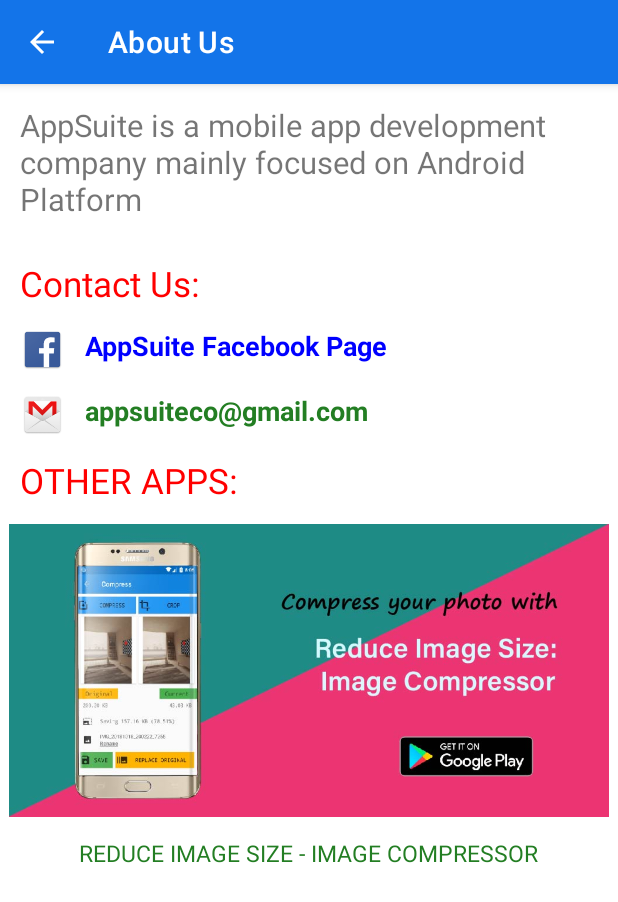
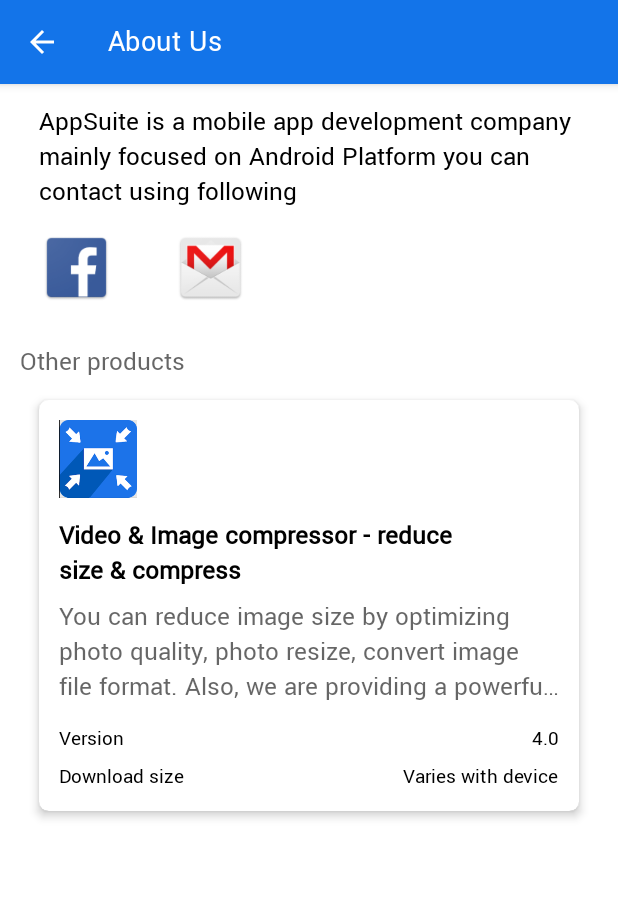
Before and after one commit to Numrahmubeen/CallerTune, an Android app: the AboutUsActivity screen opened directly, with no data from a screen before it, on a phone screen of 412 x 824 dp. Shown: the top 902 px of the screen. Run offline under Robolectric (Android 15) with nearby library versions, the phone set to English and light mode, and no system bars; our stand-ins replace sdp/ssp sizes.

Commit message:
changes in ui

```diff
--- a/app/src/main/java/com/caller/tune/AboutUsActivity.java
+++ b/app/src/main/java/com/caller/tune/AboutUsActivity.java
@@ -1,6 +1,7 @@
 package com.caller.tune;
 
 import androidx.appcompat.app.AppCompatActivity;
+import androidx.cardview.widget.CardView;
 
 import android.content.ActivityNotFoundException;
 import android.content.Context;
@@ -9,34 +10,34 @@
 import android.net.Uri;
 import android.os.Bundle;
 import android.view.View;
+import android.widget.ImageView;
 import android.widget.LinearLayout;
 import android.widget.TextView;
 import android.widget.Toast;
 
 public class AboutUsActivity extends AppCompatActivity {
-    private LinearLayout fb_ll, gMail_ll, goto_other_app_ll;
+    private CardView goto_other_app_cv;
+    private ImageView facebook_iv, gmail_iv;
 
     @Override
     protected void onCreate(Bundle savedInstanceState) {
         super.onCreate(savedInstanceState);
         setContentView(R.layout.activity_about_us);
 
-        fb_ll = findViewById(R.id.fb_ll);
-        gMail_ll = findViewById(R.id.gmail_ll);
-        goto_other_app_ll = findViewById(R.id.goto_other_app_ll);
+        facebook_iv = findViewById(R.id.about_facebook_iv);
+        gmail_iv = findViewById(R.id.about_gmail_iv);
 
-        goto_other_app_ll.setOnClickListener(new View.OnClickListener() {
-            @Override
-            public void onClick(View v) {
-                try {
-                    startActivity(new Intent(Intent.ACTION_VIEW, Uri.parse(getString(R.string.other_app_link))));
-                } catch (android.content.ActivityNotFoundException anfe) {
-                    startActivity(new Intent(Intent.ACTION_VIEW, Uri.parse(getString(R.string.other_app_link))));
-                }
+        goto_other_app_cv = findViewById(R.id.goto_other_app_cv);
+
+        goto_other_app_cv.setOnClickListener(v -> {
+            try {
+                startActivity(new Intent(Intent.ACTION_VIEW, Uri.parse(getString(R.string.other_app_link))));
+            } catch (ActivityNotFoundException anfe) {
+                startActivity(new Intent(Intent.ACTION_VIEW, Uri.parse(getString(R.string.other_app_link))));
             }
         });
 
-        fb_ll.setOnClickListener(v -> {
+        facebook_iv.setOnClickListener(v -> {
             Intent facebookAppIntent;
             try {
                 facebookAppIntent = new Intent(Intent.ACTION_VIEW, Uri.parse("fb://page/568690480215566"));
@@ -46,7 +47,7 @@
                 startActivity(facebookAppIntent);
             }
         });
-        gMail_ll.setOnClickListener(v -> {
+        gmail_iv.setOnClickListener(v -> {
             String to = "appsuiteco@gmail.com";
             String subject = "I'd like to contact from Priority Contacts";
             String msg = "Hello AppSuite," +
--- a/app/src/main/java/com/caller/tune/MainActivity.java
+++ b/app/src/main/java/com/caller/tune/MainActivity.java
@@ -65,6 +65,7 @@
 
     private ActivityResultContracts.RequestMultiplePermissions requestMultiplePermissionsContract;
     private ActivityResultLauncher<String[]> multiplePermissionActivityResultLauncher;
+
     final String[] PERMISSIONS = {
             Manifest.permission.CALL_PHONE,
             Manifest.permission.READ_PHONE_STATE,
--- a/app/src/main/res/layout/activity_about_us.xml
+++ b/app/src/main/res/layout/activity_about_us.xml
@@ -1,95 +1,130 @@
 <?xml version="1.0" encoding="utf-8"?>
 <LinearLayout xmlns:android="http://schemas.android.com/apk/res/android"
     xmlns:app="http://schemas.android.com/apk/res-auto"
-    android:orientation="vertical"
     xmlns:tools="http://schemas.android.com/tools"
     android:layout_width="match_parent"
     android:layout_height="match_parent"
+    android:orientation="vertical"
     tools:context=".AboutUsActivity">
+
     <TextView
         android:layout_width="match_parent"
         android:layout_height="wrap_content"
-        android:layout_margin="@dimen/_10sdp"
-        android:textSize="@dimen/_16ssp"
-        android:text="AppSuite is a mobile app development company mainly focused on Android Platform"/>
-    <TextView
+        android:layout_marginHorizontal="@dimen/_20sdp"
+        android:layout_marginVertical="@dimen/_10sdp"
+        android:text="AppSuite is a mobile app development company mainly focused on Android Platform you can contact using following"
+        android:textAppearance="@style/TextAppearance.AppCompat.Medium"
+        android:textColor="@color/black" />
+
+    <LinearLayout
         android:layout_width="wrap_content"
         android:layout_height="wrap_content"
-        android:layout_margin="@dimen/_10sdp"
-        android:textSize="@dimen/_18ssp"
-        android:textColor="#ff0000"
-        android:text="Contact Us: "/>
-    <LinearLayout
-        android:layout_width="match_parent"
-        android:layout_height="wrap_content"
-        android:id="@+id/fb_ll"
-        android:layout_marginLeft="@dimen/_10sdp"
+        android:layout_marginStart="@dimen/_20sdp"
         android:orientation="horizontal">
+
         <ImageView
-            android:id="@+id/icon"
-            android:layout_width="30dp"
-            android:layout_height="30dp"
+            android:id="@+id/about_facebook_iv"
+            android:layout_width="50dp"
+            android:layout_height="50dp"
             android:src="@drawable/ic_facebook" />
+
+        <ImageView
+            android:id="@+id/about_gmail_iv"
+            android:layout_width="50dp"
+            android:layout_height="50dp"
+            android:layout_gravity="center_vertical"
+            android:layout_marginStart="@dimen/_30sdp"
+            android:src="@drawable/ic_gmail" />
+
+    </LinearLayout>
 
     <TextView
         android:layout_width="wrap_content"
         android:layout_height="wrap_content"
-            android:id="@+id/fb_tv"
-            android:layout_marginLeft="@dimen/_10sdp"
-            android:textColor="#0000ff"
-            android:text="AppSuite Facebook Page"
-            android:textSize="@dimen/_14ssp"
-            android:textStyle="bold" />
-    </LinearLayout>
+        android:layout_marginStart="@dimen/_10sdp"
+        android:layout_marginTop="@dimen/_20sdp"
+        android:layout_marginBottom="@dimen/_10sdp"
+        android:text="Other products"
+        android:textAppearance="@style/TextAppearance.AppCompat.Medium" />
+
+    <androidx.cardview.widget.CardView
+        android:id="@+id/goto_other_app_cv"
+        android:layout_width="match_parent"
+        android:layout_height="wrap_content"
+        android:layout_marginStart="@dimen/_20sdp"
+        android:layout_marginEnd="@dimen/_20sdp"
+        app:cardCornerRadius="@dimen/_5sdp"
+        app:cardElevation="@dimen/_3sdp">
+
         <LinearLayout
             android:layout_width="match_parent"
             android:layout_height="wrap_content"
-        android:id="@+id/gmail_ll"
-        android:layout_marginLeft="@dimen/_10sdp"
-        android:layout_marginTop="@dimen/_10sdp"
-        android:orientation="horizontal">
+            android:orientation="vertical"
+            android:padding="@dimen/_10sdp">
+
             <ImageView
-            android:id="@+id/gmail"
-            android:layout_width="30dp"
-            android:layout_height="30dp"
-            android:layout_gravity="center_vertical"
-            android:src="@drawable/ic_gmail" />
+                android:layout_width="@dimen/_40sdp"
+                android:layout_height="@dimen/_40sdp"
+                android:src="@drawable/image_croper_app" />
 
             <TextView
                 android:layout_width="wrap_content"
                 android:layout_height="wrap_content"
-            android:layout_marginLeft="@dimen/_10sdp"
-            android:textColor="#237E23"
-            android:text="appsuiteco@gmail.com"
-            android:textSize="@dimen/_14ssp"
+                android:layout_marginTop="@dimen/_10sdp"
+                android:layout_marginEnd="@dimen/_40sdp"
+                android:text="Video &amp; Image compressor - reduce size &amp; compress"
+                android:textAppearance="@style/TextAppearance.AppCompat.Medium"
+                android:textColor="@color/black"
                 android:textStyle="bold" />
-    </LinearLayout>
-
 
             <TextView
                 android:layout_width="wrap_content"
                 android:layout_height="wrap_content"
-        android:layout_margin="@dimen/_10sdp"
-        android:textSize="@dimen/_18ssp"
-        android:textColor="#ff0000"
-        android:text="OTHER APPS: "/>
-    <LinearLayout
+                android:layout_marginTop="@dimen/_5sdp"
+                android:ellipsize="end"
+                android:maxLines="3"
+                android:text="You can reduce image size by optimizing photo quality, photo resize, convert image file format. Also, we are providing a powerful video compression feature where you can do video"
+                android:textAppearance="@style/TextAppearance.AppCompat.Medium" />
+
+            <RelativeLayout
                 android:layout_width="match_parent"
                 android:layout_height="wrap_content"
-        android:id="@+id/goto_other_app_ll"
-        android:orientation="vertical">
-        <ImageView
-            android:layout_width="match_parent"
-            android:layout_height="@dimen/_150sdp"
-            android:src="@drawable/image_compressor_app_cover"/>
+                android:layout_marginTop="@dimen/_10sdp">
+
                 <TextView
                     android:layout_width="wrap_content"
                     android:layout_height="wrap_content"
-            android:layout_gravity="center"
-            android:layout_margin="@dimen/_10sdp"
-            android:textSize="@dimen/_12ssp"
-            android:textColor="#237E23"
-            android:text="REDUCE IMAGE SIZE - IMAGE COMPRESSOR"/>
+                    android:text="Version"
+                    android:textColor="@color/black" />
+
+                <TextView
+                    android:layout_width="wrap_content"
+                    android:layout_height="wrap_content"
+                    android:layout_alignParentEnd="true"
+                    android:text="4.0"
+                    android:textColor="@color/black" />
+            </RelativeLayout>
+
+            <RelativeLayout
+                android:layout_width="match_parent"
+                android:layout_height="wrap_content"
+                android:layout_marginTop="@dimen/_5sdp">
+
+                <TextView
+                    android:layout_width="wrap_content"
+                    android:layout_height="wrap_content"
+                    android:text="Download size"
+                    android:textColor="@color/black" />
+
+                <TextView
+                    android:layout_width="wrap_content"
+                    android:layout_height="wrap_content"
+                    android:layout_alignParentEnd="true"
+                    android:text="Varies with device"
+                    android:textColor="@color/black" />
+            </RelativeLayout>
         </LinearLayout>
+    </androidx.cardview.widget.CardView>
+
 
 </LinearLayout>
--- a/app/src/main/res/values-night/themes.xml
+++ b/app/src/main/res/values-night/themes.xml
@@ -11,6 +11,7 @@
         <item name="colorOnSecondary">@color/black</item>
         <!-- Status bar color. -->
         <item name="android:statusBarColor" tools:targetApi="l">?attr/colorPrimaryVariant</item>
+        <item name="android:fontFamily">@font/yantramanav_regular</item>
         <!-- Customize your theme here. -->
     </style>
 </resources>
--- a/app/src/main/res/values/colors.xml
+++ b/app/src/main/res/values/colors.xml
@@ -19,7 +19,7 @@
     <color name="green">#FF00FF00</color>
     <color name="receive_call">#FF0000FF</color>
     <color name="gray_call">#807B7B</color>
-    <color name="green_noti_text">#0EB515</color>
+    <color name="green_noti_text">#328735</color>
     <color name="faqs_title_bg">#3A7C61</color>
 
 </resources>
--- a/app/src/main/res/values/themes.xml
+++ b/app/src/main/res/values/themes.xml
@@ -13,11 +13,13 @@
         <!-- Status bar color. -->
         <item name="android:statusBarColor" tools:targetApi="l">@color/colorPrimaryDark</item>
         <!-- Customize your theme here. -->
+        <item name="android:fontFamily">@font/yantramanav_regular</item>
     </style>
     <style name="NoActionBar" parent="Theme.AppCompat.Light.NoActionBar" >
         <item name="colorPrimary">@color/colorPrimary</item>
         <item name="colorPrimaryVariant">@color/colorPrimaryDark</item>
         <item name="colorOnPrimary">@color/white</item>
+        <item name="android:fontFamily">@font/yantramanav_regular</item>
         <item name="android:statusBarColor" tools:targetApi="l">@color/colorPrimaryDark</item>
     </style>
 
@@ -25,14 +27,17 @@
         <item name="colorPrimary">@color/colorPrimary</item>
         <item name="colorPrimaryVariant">@color/colorPrimaryDark</item>
         <item name="colorOnPrimary">@color/white</item>
+        <item name="android:fontFamily">@font/yantramanav_regular</item>
         <item name="android:statusBarColor" tools:targetApi="l">@color/colorPrimaryDark</item>
     </style>
     <style name="DialpadNumberStyle">
         <item name="android:includeFontPadding">false</item>
+        <item name="android:fontFamily">@font/yantramanav_regular</item>
         <item name="android:textSize">@dimen/dialpad_text_size</item>
     </style>
     <style name="DialpadLetterStyle">
         <item name="android:textSize">@dimen/smaller_text_size</item>
+        <item name="android:fontFamily">@font/yantramanav_regular</item>
         <item name="android:alpha">0.8</item>
     </style>
     <style name="AppTheme.AppBarOverlay" parent="ThemeOverlay.AppCompat.Dark.ActionBar" />
@@ -41,6 +46,7 @@
     <style name="ToolBarTheme.ToolBarStyle"    parent="ThemeOverlay.AppCompat.Dark.ActionBar">
         <item name="android:textColorPrimary">@android:color/white</item>
         <item name="android:textColor">@color/white</item>
+        <item name="android:fontFamily">@font/yantramanav_regular</item>
         <item name="android:textColorPrimaryInverse">@color/white</item>
     </style>
 
```
Also changed, not shown: app/src/main/res/layout/activity_call.xml (+81 -70 lines), app/src/main/res/layout/activity_call_history_detail.xml (+74 -56 lines), app/src/main/res/layout/layout_custom_call_notification.xml (+25 -22 lines), app/src/main/res/layout/layout_custom_call_small_notification.xml (+34 -21 lines), app/src/main/res/layout/nav_header_main.xml (+5 -5 lines), app/src/main/res/menu/activity_main_drawer.xml (+5 -5 lines), app/src/main/res/menu/delete_menu.xml (+9 -7 lines), app/src/main/res/menu/main.xml (+4 -4 lines), app/src/main/res/drawable/image_croper_app.png (added), app/src/main/res/font/yantramanav_regular.ttf (added). Lines whose indentation alone changed are shown as unchanged.
